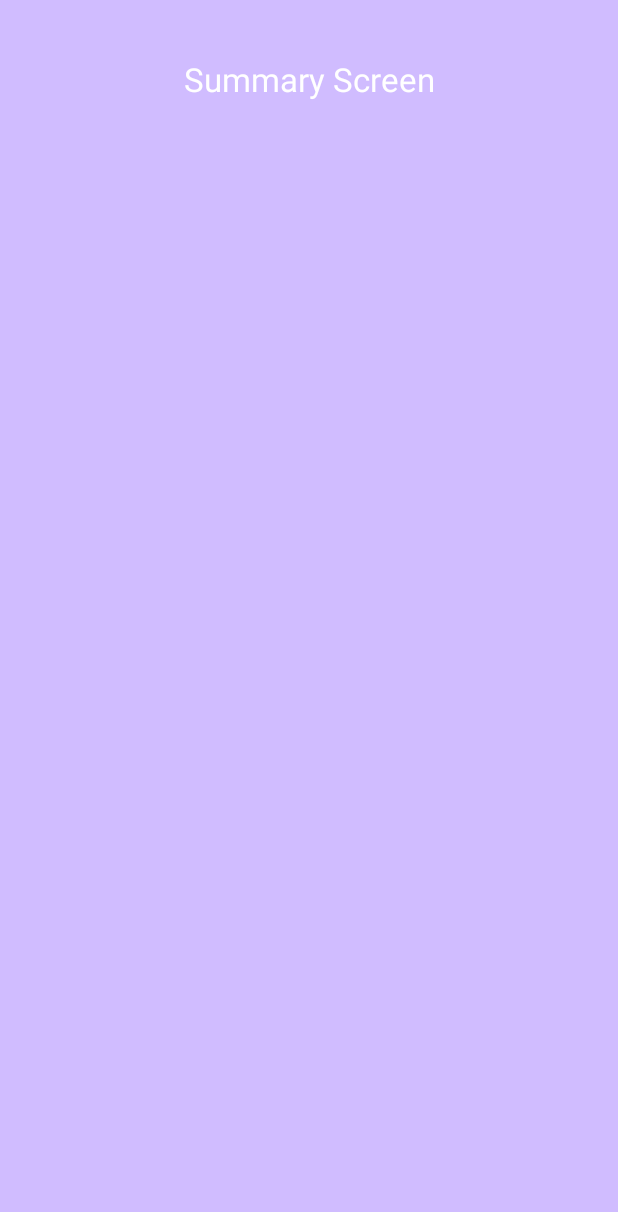
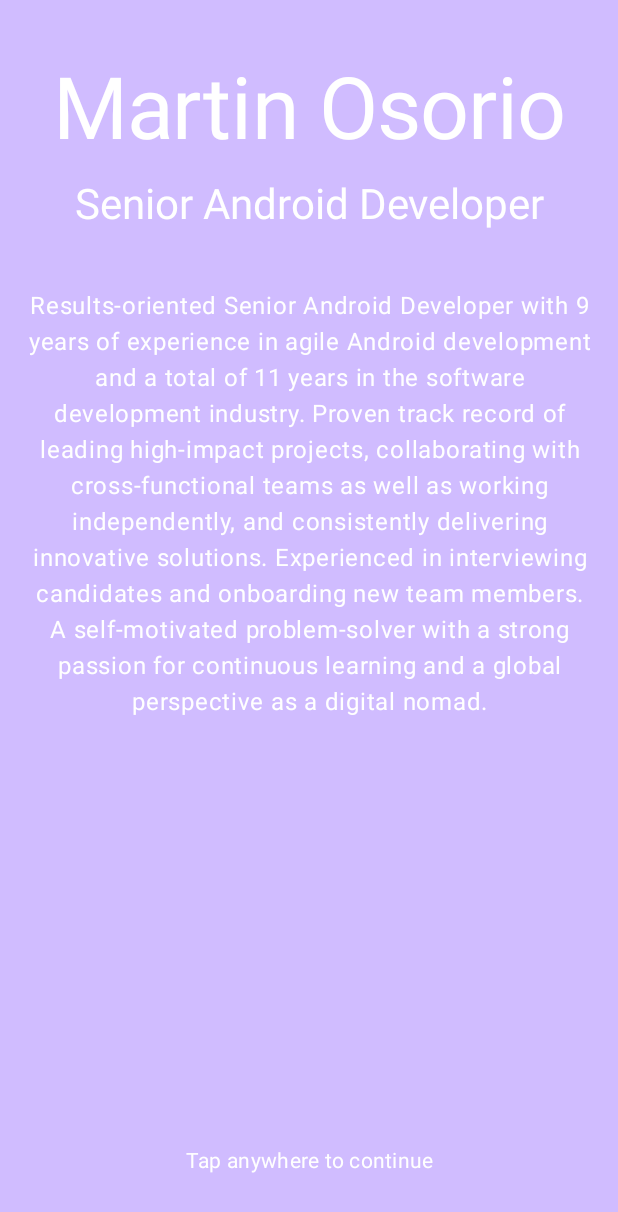
Before and after one commit to martin-osorio/mycvapp, an Android app built with Jetpack Compose: the SummaryScreen screen opened through its navigation route, on a phone screen of 412 x 824 dp. Before the commit the part shown is almost empty. Shown: the top 1212 px of the screen. Run offline under Robolectric (Android 15) with nearby library versions, the light colour scheme and no system bars.

Commit message:
Add summary screen. Add contents screen.

```diff
--- a/app/src/main/java/com/martinosorio/mycv/MainActivity.kt
+++ b/app/src/main/java/com/martinosorio/mycv/MainActivity.kt
@@ -13,6 +13,7 @@ import androidx.navigation.compose.NavHost
 import androidx.navigation.compose.composable
 import androidx.navigation.compose.rememberNavController
 import com.martinosorio.mycv.ui.ContactScreen
+import com.martinosorio.mycv.ui.ContentsScreen
 import com.martinosorio.mycv.ui.EducationScreen
 import com.martinosorio.mycv.ui.ExperienceScreen
 import com.martinosorio.mycv.ui.ExperiencesScreen
@@ -45,6 +46,10 @@ class MainActivity : ComponentActivity() {
 
                         composable(NavDestinations.SummaryScreen.destination) {
                             SummaryScreen(navController = navController)
+                        }
+
+                        composable(NavDestinations.ContentsScreen.destination) {
+                            ContentsScreen(navController = navController)
                         }
 
                         composable(NavDestinations.ExperiencesScreen.destination) {
--- a/app/src/main/java/com/martinosorio/mycv/NavDestinations.kt
+++ b/app/src/main/java/com/martinosorio/mycv/NavDestinations.kt
@@ -3,6 +3,7 @@ package com.martinosorio.mycv
 enum class NavDestinations(val destination: String) {
     SplashScreen("SplashScreen"),
     SummaryScreen("SummaryScreen"),
+    ContentsScreen("ContentsScreen"),
     ExperiencesScreen("ExperiencesScreen"),
     ExperienceScreen("ExperienceScreen"),
     EducationScreen("EducationScreen"),
--- a/app/src/main/java/com/martinosorio/mycv/ui/SummaryScreen.kt
+++ b/app/src/main/java/com/martinosorio/mycv/ui/SummaryScreen.kt
@@ -1,21 +1,30 @@
 package com.martinosorio.mycv.ui
 
 import androidx.compose.foundation.layout.Box
+import androidx.compose.foundation.layout.Column
 import androidx.compose.foundation.layout.fillMaxSize
+import androidx.compose.foundation.layout.fillMaxWidth
 import androidx.compose.foundation.layout.padding
+import androidx.compose.material3.MaterialTheme
 import androidx.compose.material3.Surface
+import androidx.compose.material3.Text
 import androidx.compose.runtime.Composable
+import androidx.compose.ui.Alignment
 import androidx.compose.ui.Modifier
+import androidx.compose.ui.text.style.TextAlign
 import androidx.compose.ui.unit.dp
 import androidx.navigation.NavController
+import com.martinosorio.mycv.NavDestinations
 
 @Composable
 fun SummaryScreen(
     navController: NavController,
 ) {
     Surface(
+        modifier = Modifier.fillMaxSize(),
+        color = MaterialTheme.colorScheme.background,
         onClick = {
-
+            navController.navigate(NavDestinations.ContentsScreen.destination)
         }
     ) {
         Box(
@@ -23,7 +32,47 @@ fun SummaryScreen(
                 .fillMaxSize()
                 .padding(all = 10.dp)
         ) {
-            TitleText("Summary Screen")
+            Column(
+                modifier = Modifier
+                    .fillMaxWidth()
+                    .align(Alignment.TopCenter)
+                    .padding(top = 30.dp, start = 8.dp, end = 8.dp)
+            ) {
+                Text(
+                    text = "Martin Osorio",
+                    modifier = Modifier.fillMaxWidth(),
+                    textAlign = TextAlign.Center,
+                    style = MaterialTheme.typography.displayLarge
+                )
+
+                Text(
+                    text = "Senior Android Developer",
+                    modifier = Modifier
+                        .fillMaxWidth()
+                        .padding(top = 12.dp),
+                    textAlign = TextAlign.Center,
+                    style = MaterialTheme.typography.headlineMedium
+                )
+
+                Text(
+                    text = "Results-oriented Senior Android Developer with 9 years of experience in agile Android development and a total of 11 years in the software development industry. Proven track record of leading high-impact projects, collaborating with cross-functional teams as well as working independently, and consistently delivering innovative solutions. Experienced in interviewing candidates and onboarding new team members. A self-motivated problem-solver with a strong passion for continuous learning and a global perspective as a digital nomad.",
+                    modifier = Modifier
+                        .fillMaxWidth()
+                        .padding(top = 40.dp),
+                    textAlign = TextAlign.Center,
+                    style = MaterialTheme.typography.bodyLarge
+                )
+            }
+
+            Text(
+                text = "Tap anywhere to continue",
+                modifier = Modifier
+                    .fillMaxWidth()
+                    .align(Alignment.BottomCenter)
+                    .padding(bottom = 30.dp),
+                textAlign = TextAlign.Center,
+                style = MaterialTheme.typography.bodyMedium
+            )
         }
     }
 }
```
Also changed, not shown: app/src/main/java/com/martinosorio/mycv/ui/ContentsScreen.kt (added, +80 -0 lines).
